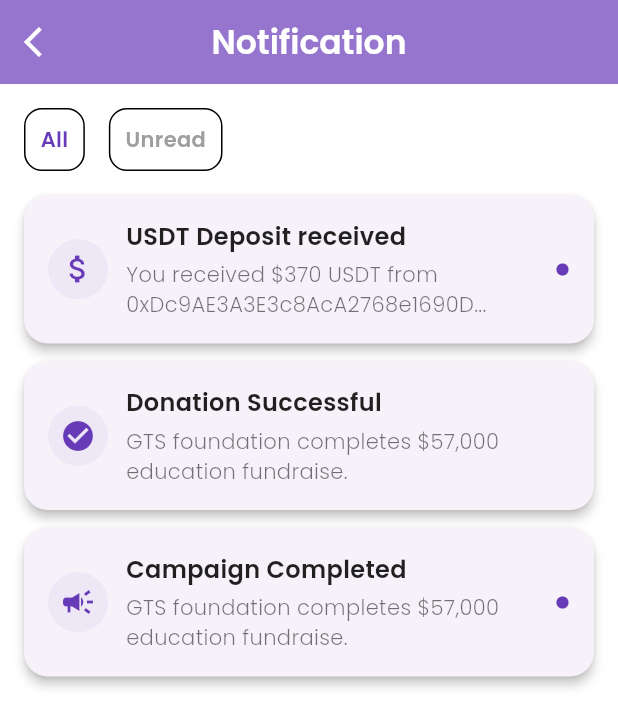
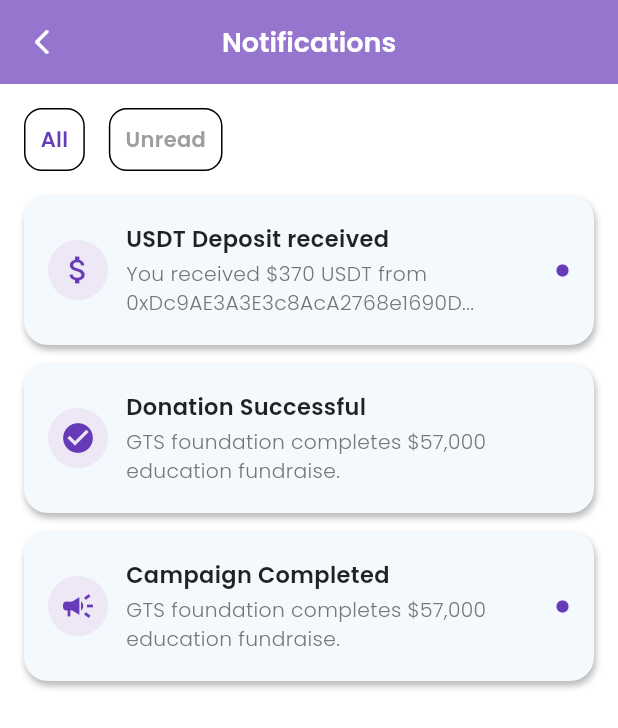
Before and after one commit to meet-shiyaniya/staff_lead_mgt, a Flutter app: the NotificationScreen screen opened directly, on a phone screen of 412 x 824 dp. Shown: the top 728 px of the screen. Run offline on Flutter 3.47's test engine with Material 3 defaults, Android fonts, the phone set to English and light mode, and no system bars; our stand-ins replace animate_do, auto_size_text, dotted_border, dropdown_button2, emoji_picker_flutter, fl_chart and 13 more; missing offline and left inert: google_ml_kit, switcher_button; accounts and stored records are empty.

Commit message:
notifications screen done.

```diff
--- a/lib/staff_HRM_module/Screen/Staff HR Screens/Notification/notification_Screen.dart
+++ b/lib/staff_HRM_module/Screen/Staff HR Screens/Notification/notification_Screen.dart
@@ -1,4 +1,5 @@
 import 'package:flutter/material.dart';
+import 'package:hr_app/staff_HRM_module/Screen/Color/app_Color.dart';
 
 class NotificationScreen extends StatefulWidget {
   @override
@@ -36,10 +37,17 @@ class _NotificationScreenState extends State<NotificationScreen> {
         backgroundColor: Colors.deepPurple.shade300,
         centerTitle: true,
         elevation: 0,
-        leading: IconButton(onPressed: () {
+        foregroundColor: Colors.transparent,
+        leading: IconButton(
+
+          onPressed: (){
             Navigator.pop(context);
-        }, icon: Icon(Icons.arrow_back_ios,color: Colors.white,)),
-        title: Text('Notification', style: TextStyle(color: Colors.white,fontFamily: "poppins_thin")),
+          },
+
+          icon: Icon(Icons.arrow_back_ios_new_rounded, color: Colors.white, size: 20,),
+
+        ),
+        title: Text('Notifications', style: TextStyle(color: Colors.white,fontFamily: "poppins_thin", fontSize: 18)),
       ),
       backgroundColor: Colors.white,
       body: Padding(
@@ -99,13 +107,19 @@ class _NotificationScreenState extends State<NotificationScreen> {
   }
 
   Widget _buildNotificationCard(Map<String, dynamic> notification) {
-    return Card(
-      shape: RoundedRectangleBorder(borderRadius: BorderRadius.circular(16)),
-      elevation: 3,
+    return Container(
+      height: 100,
       margin: EdgeInsets.only(bottom: 12),
-      child: Padding(
-        padding: const EdgeInsets.all(16.0),
+      padding: EdgeInsets.all(16),
+      decoration: BoxDecoration(
+
+        color: appColor.subFavColor,
+        borderRadius: BorderRadius.circular(16),
+        boxShadow: [BoxShadow(color: Colors.grey.shade400, blurRadius: 3, offset: Offset(1, 3))],
+
+      ),
       child: Row(
+        mainAxisAlignment: MainAxisAlignment.center,
         children: [
           CircleAvatar(
             backgroundColor: Colors.deepPurple.shade50,
@@ -114,12 +128,13 @@ class _NotificationScreenState extends State<NotificationScreen> {
           SizedBox(width: 12),
           Expanded(
             child: Column(
+              mainAxisAlignment: MainAxisAlignment.center,
               crossAxisAlignment: CrossAxisAlignment.start,
               children: [
                 Text(
                   notification['title'],
                   style: TextStyle(
-                      fontSize: 16,
+                    fontSize: 15,
                     fontFamily: "poppins_thin",
                     color: Colors.black87,
                   ),
@@ -127,7 +142,7 @@ class _NotificationScreenState extends State<NotificationScreen> {
                 SizedBox(height: 4),
                 Text(
                   notification['description'],
-                    style: TextStyle(fontSize: 14, color: Colors.black54,fontFamily: "poppins_light"),
+                  style: TextStyle(fontSize: 13.5, color: Colors.grey.shade600,fontFamily: "poppins_light"),
                 ),
               ],
             ),
@@ -136,7 +151,6 @@ class _NotificationScreenState extends State<NotificationScreen> {
             Icon(Icons.circle, size: 10, color: Colors.deepPurple),
         ],
       ),
-      ),
     );
   }
 }
```
Also changed, not shown: lib/social_module/custom_widget/appbar_button.dart (+10 -4 lines). Lines whose indentation alone changed are shown as unchanged.
